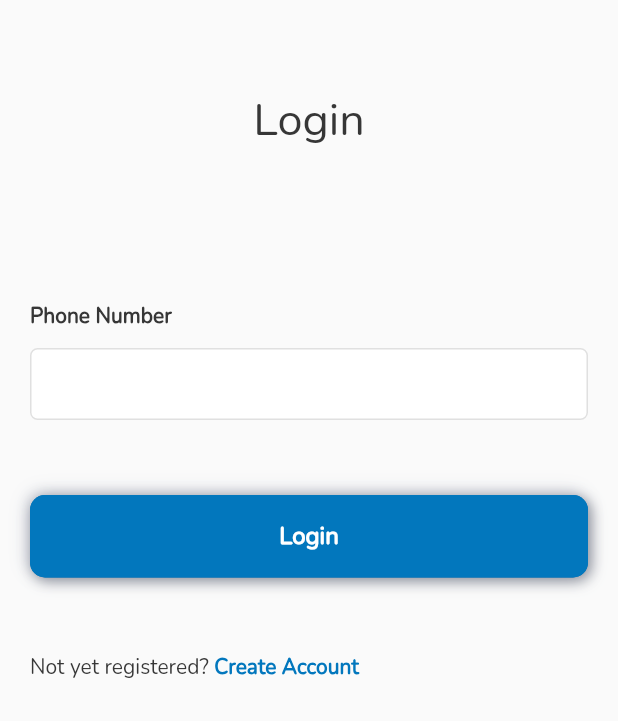
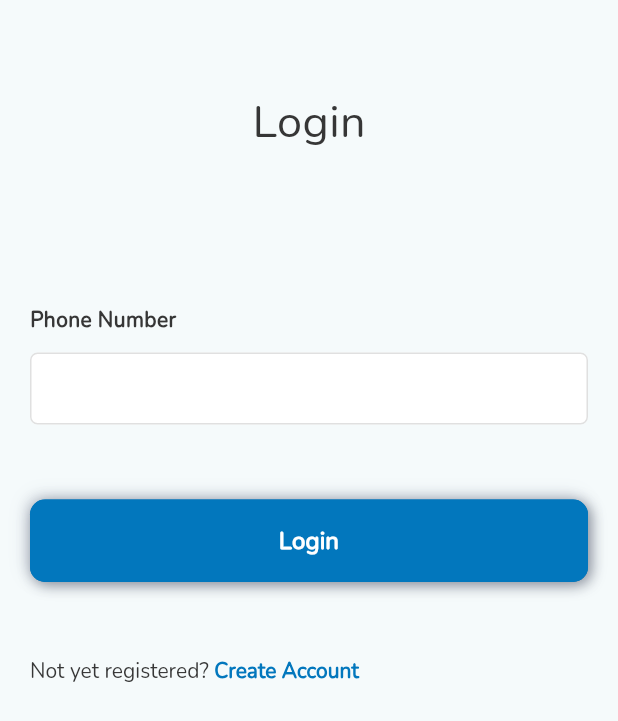
Before and after one commit to shabinsharafi/flutter-boiler-provider, a Flutter app: the screen it shows after launch, on a phone screen of 412 x 824 dp. Shown: the top 721 px of the screen. Run offline on Flutter 3.47's test engine with Material 2 defaults, Android fonts, the phone set to English and light mode, and no system bars; our stand-ins replace dropdown_search, flutter_svg, otp_text_field, shared_preferences, shimmer; accounts and stored records are empty; project files that could hold a hidden picture were left out.

```diff
--- a/lib/main.dart
+++ b/lib/main.dart
@@ -27,6 +27,8 @@ class MyApp extends StatelessWidget {
         color: Colors.white,
         navigatorKey: NavigationService.navigatorKey,
         theme: ThemeData(
+          colorScheme: ColorScheme.fromSeed(seedColor: const Color(0xFF1E1E1E)),
+          useMaterial3: true,
           fontFamily: 'ModernEra',
           primarySwatch: Styles.color.primaryColor,
         ),
```
Also changed, not shown: 4 other files.
